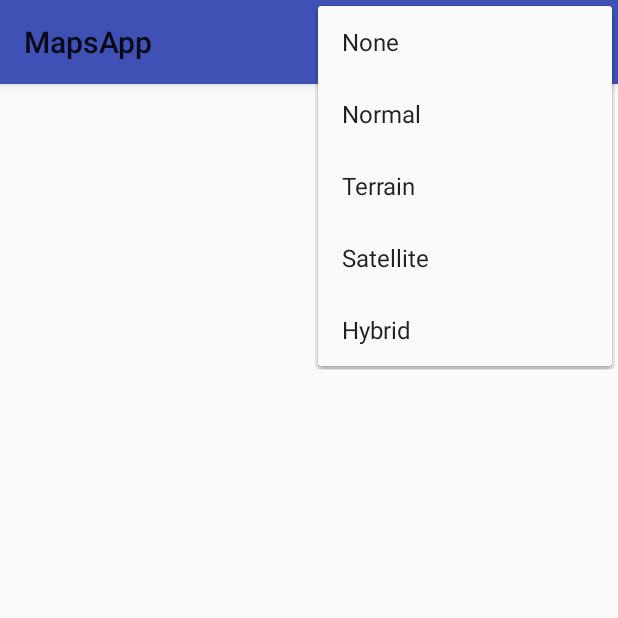
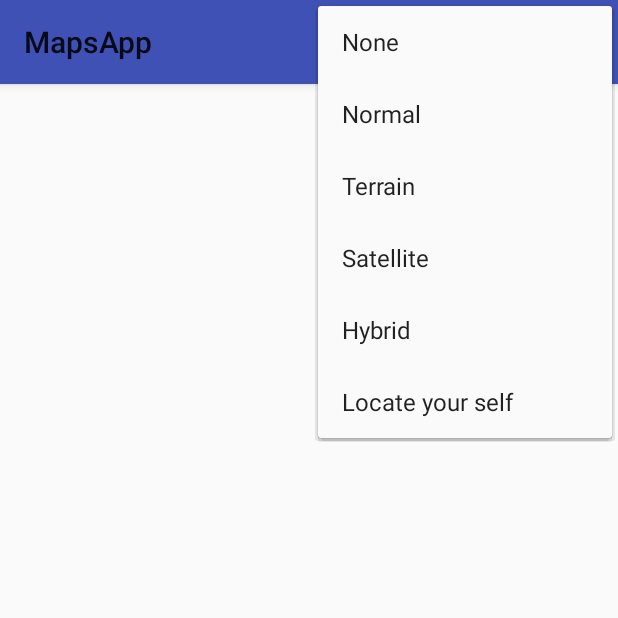
Before and after one commit to sarveshchavan7/MapApp--using-google-map-api, an Android app: the screen it shows after launch (MainActivity), with the options menu open, on a phone screen of 412 x 824 dp, the top half of it. Run offline under Robolectric (Android 15) with nearby library versions, the phone set to English and light mode, and no system bars.

Commit message:
Modified Again gps functionality added

```diff
--- a/app/src/main/res/menu/menu_main.xml
+++ b/app/src/main/res/menu/menu_main.xml
@@ -22,4 +22,8 @@
         android:id="@+id/maptypehybrid"
         android:orderInCategory="100"
         android:title="@string/map_type_hybrid" />
+    <item
+        android:id="@+id/locateu"
+        android:orderInCategory="100"
+        android:title="Locate your self" />
 </menu>
```
Also changed, not shown: app/src/main/java/sarveshchavan777csgo/mapsapp/MainActivity.java (+11 -3 lines).
